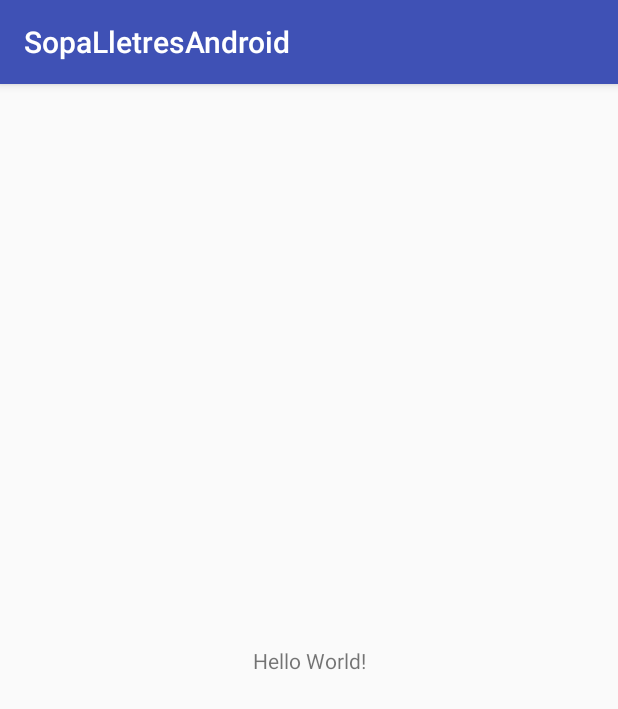
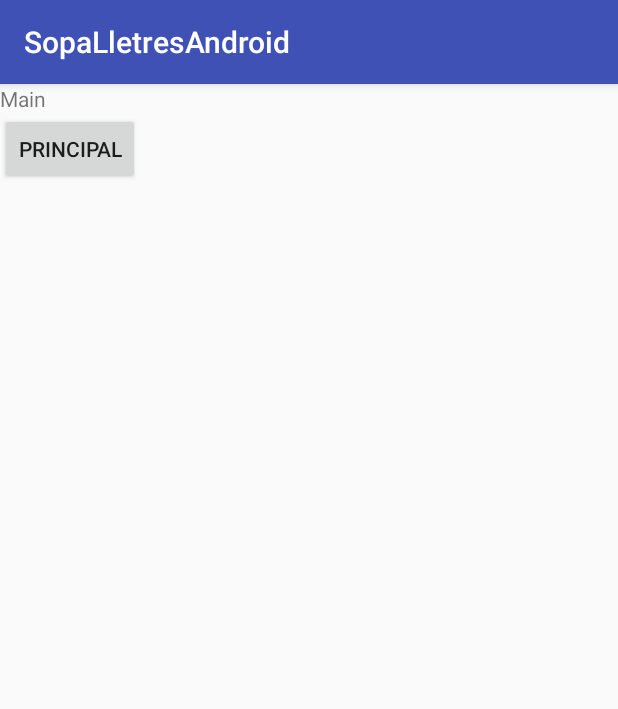
Before and after one commit to davrami/SopaLletresAndroid, an Android app: the screen it shows after launch (MainActivity), on a phone screen of 412 x 824 dp. Shown: the top 709 px of the screen. Run offline under Robolectric (Android 15) with nearby library versions, the phone set to English and light mode, and no system bars.

Commit message:
two activities

```diff
--- a/app/src/main/AndroidManifest.xml
+++ b/app/src/main/AndroidManifest.xml
@@ -16,6 +16,7 @@
                 <category android:name="android.intent.category.LAUNCHER" />
             </intent-filter>
         </activity>
+        <activity android:name=".PrincipalActivity" />
     </application>
 
 </manifest>
--- a/app/src/main/res/layout/activity_main.xml
+++ b/app/src/main/res/layout/activity_main.xml
@@ -1,18 +1,34 @@
 <?xml version="1.0" encoding="utf-8"?>
-<android.support.constraint.ConstraintLayout xmlns:android="http://schemas.android.com/apk/res/android"
+<android.support.constraint.ConstraintLayout
+    xmlns:android="http://schemas.android.com/apk/res/android"
+    xmlns:tools="http://schemas.android.com/tools"
     xmlns:app="http://schemas.android.com/apk/res-auto"
-    xmlns:tools="http://schemas.android.com/tools"
     android:layout_width="match_parent"
     android:layout_height="match_parent"
     tools:context="dam2.sopalletresandroid.MainActivity">
 
-    <TextView
-        android:layout_width="wrap_content"
-        android:layout_height="wrap_content"
-        android:text="Hello World!"
-        app:layout_constraintBottom_toBottomOf="parent"
-        app:layout_constraintLeft_toLeftOf="parent"
-        app:layout_constraintRight_toRightOf="parent"
-        app:layout_constraintTop_toTopOf="parent" />
+    <LinearLayout
+        android:layout_width="371dp"
+        android:layout_height="498dp"
+        android:orientation="vertical"
+        tools:layout_editor_absoluteX="7dp"
+        tools:layout_editor_absoluteY="6dp">
+
+        <TextView
+            android:id="@+id/textView2"
+            android:layout_width="match_parent"
+            android:layout_height="wrap_content"
+            android:text="Main"
+            tools:layout_editor_absoluteX="46dp"
+            tools:layout_editor_absoluteY="45dp" />
+
+        <Button
+            android:id="@+id/button2"
+            android:layout_width="wrap_content"
+            android:layout_height="wrap_content"
+            android:text="Principal"
+            tools:layout_editor_absoluteX="46dp"
+            tools:layout_editor_absoluteY="96dp" />
+    </LinearLayout>
 
 </android.support.constraint.ConstraintLayout>
```
Also changed, not shown: app/src/main/java/dam2/sopalletresandroid/PrincipalActivity.java (added, +13 -0 lines), app/src/main/res/layout/activity_principal.xml (added, +28 -0 lines).
